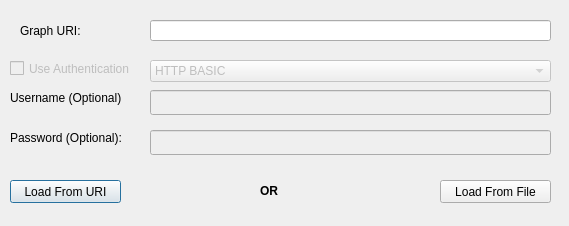
Old version of the form dialogs/ui/loadgraphdialog.ui in the repository sparqlunicorn/sparqlunicornGoesGIS.
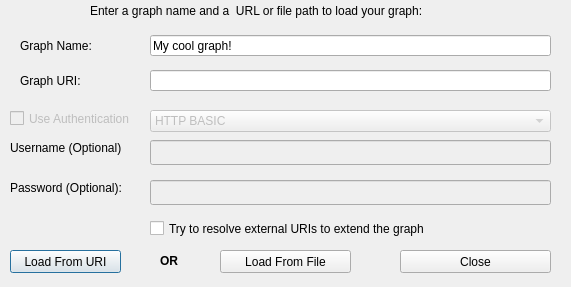
New version of the form.

Patch:
```diff
--- a/dialogs/ui/loadgraphdialog.ui
+++ b/dialogs/ui/loadgraphdialog.ui
@@ -6,8 +6,8 @@
    <rect>
     <x>0</x>
     <y>0</y>
-    <width>569</width>
-    <height>226</height>
+    <width>571</width>
+    <height>287</height>
    </rect>
   </property>
   <property name="windowTitle">
@@ -17,7 +17,7 @@
    <property name="geometry">
     <rect>
      <x>10</x>
-     <y>180</y>
+     <y>250</y>
      <width>111</width>
      <height>23</height>
     </rect>
@@ -29,9 +29,9 @@
   <widget class="QPushButton" name="loadFromFileButton">
    <property name="geometry">
     <rect>
-     <x>440</x>
-     <y>180</y>
-     <width>111</width>
+     <x>220</x>
+     <y>250</y>
+     <width>131</width>
      <height>23</height>
     </rect>
    </property>
@@ -43,7 +43,7 @@
    <property name="geometry">
     <rect>
      <x>150</x>
-     <y>20</y>
+     <y>70</y>
      <width>401</width>
      <height>21</height>
     </rect>
@@ -53,7 +53,7 @@
    <property name="geometry">
     <rect>
      <x>20</x>
-     <y>15</y>
+     <y>65</y>
      <width>101</width>
      <height>31</height>
     </rect>
@@ -65,8 +65,8 @@
   <widget class="QLabel" name="OrLabel">
    <property name="geometry">
     <rect>
-     <x>260</x>
-     <y>180</y>
+     <x>160</x>
+     <y>250</y>
      <width>61</width>
      <height>21</height>
     </rect>
@@ -88,7 +88,7 @@
    <property name="geometry">
     <rect>
      <x>150</x>
-     <y>130</y>
+     <y>180</y>
      <width>401</width>
      <height>25</height>
     </rect>
@@ -107,7 +107,7 @@
    <property name="geometry">
     <rect>
      <x>10</x>
-     <y>60</y>
+     <y>110</y>
      <width>121</width>
      <height>17</height>
     </rect>
@@ -120,7 +120,7 @@
    <property name="geometry">
     <rect>
      <x>10</x>
-     <y>90</y>
+     <y>140</y>
      <width>111</width>
      <height>16</height>
     </rect>
@@ -136,7 +136,7 @@
    <property name="geometry">
     <rect>
      <x>150</x>
-     <y>60</y>
+     <y>110</y>
      <width>401</width>
      <height>22</height>
     </rect>
@@ -164,7 +164,7 @@
    <property name="geometry">
     <rect>
      <x>150</x>
-     <y>90</y>
+     <y>140</y>
      <width>401</width>
      <height>25</height>
     </rect>
@@ -177,7 +177,7 @@
    <property name="geometry">
     <rect>
      <x>10</x>
-     <y>130</y>
+     <y>180</y>
      <width>131</width>
      <height>16</height>
     </rect>
@@ -186,6 +186,71 @@
     <string>Password (Optional):</string>
    </property>
   </widget>
+  <widget class="QLineEdit" name="graphNameEdit">
+   <property name="geometry">
+    <rect>
+     <x>150</x>
+     <y>35</y>
+     <width>401</width>
+     <height>21</height>
+    </rect>
+   </property>
+   <property name="text">
+    <string>My cool graph!</string>
+   </property>
+  </widget>
+  <widget class="QLabel" name="graphNameLabel">
+   <property name="geometry">
+    <rect>
+     <x>20</x>
+     <y>30</y>
+     <width>101</width>
+     <height>31</height>
+    </rect>
+   </property>
+   <property name="text">
+    <string>Graph Name:</string>
+   </property>
+  </widget>
+  <widget class="QLabel" name="graphNameLabel_2">
+   <property name="geometry">
+    <rect>
+     <x>90</x>
+     <y>0</y>
+     <width>421</width>
+     <height>21</height>
+    </rect>
+   </property>
+   <property name="text">
+    <string>Enter a graph name and a  URL or file path to load your graph:</string>
+   </property>
+  </widget>
+  <widget class="QPushButton" name="loadGraphCloseButton">
+   <property name="geometry">
+    <rect>
+     <x>400</x>
+     <y>250</y>
+     <width>151</width>
+     <height>23</height>
+    </rect>
+   </property>
+   <property name="text">
+    <string>Close</string>
+   </property>
+  </widget>
+  <widget class="QCheckBox" name="permanentAddCBox_2">
+   <property name="geometry">
+    <rect>
+     <x>150</x>
+     <y>220</y>
+     <width>311</width>
+     <height>17</height>
+    </rect>
+   </property>
+   <property name="text">
+    <string>Try to resolve external URIs to extend the graph</string>
+   </property>
+  </widget>
  </widget>
  <resources/>
  <connections/>
```
